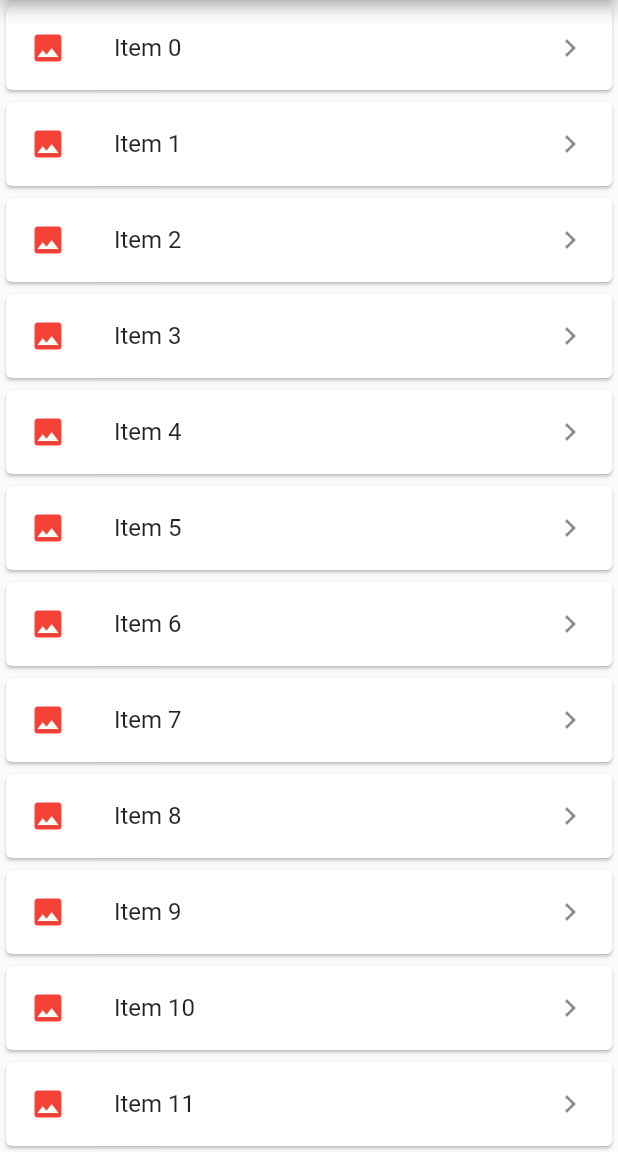
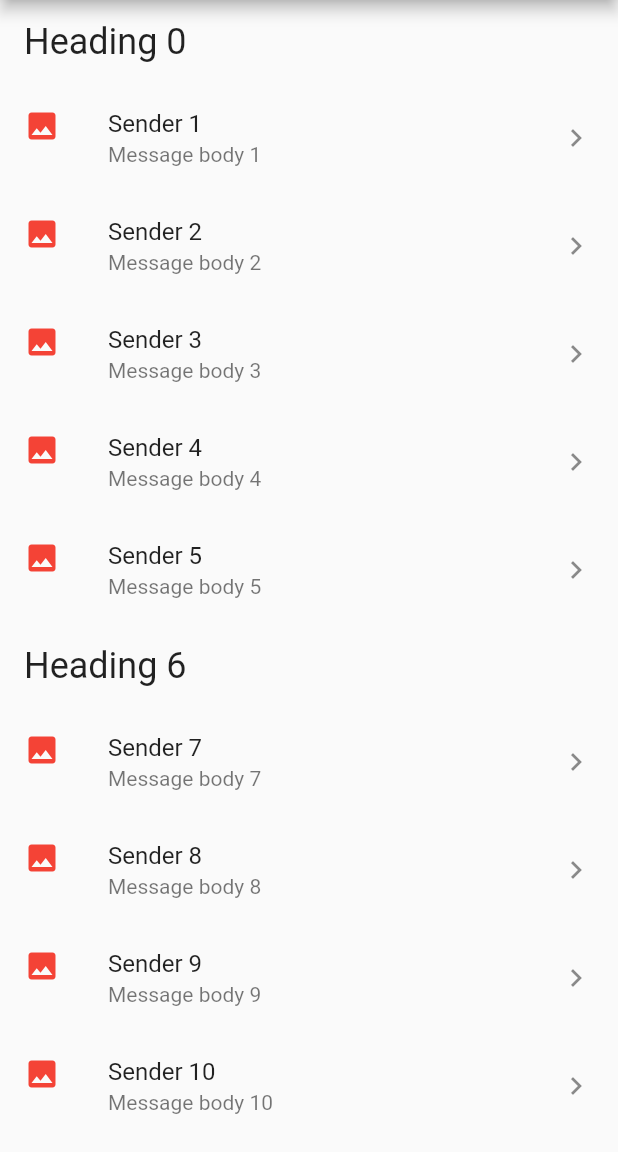
Before and after one commit to miller7777777/list_view_example, a Flutter app: the screen it shows after launch, on a phone screen of 412 x 824 dp, the part 84-1236 px from its top. Run offline on Flutter 3.47's test engine with Material 2 defaults, Android fonts, the phone set to English and light mode, and no system bars.

Commit message:
Заголовки в динамическом списке;

```diff
--- a/lib/main.dart
+++ b/lib/main.dart
@@ -26,17 +26,51 @@
 }
 
 Widget _myListView() {
-  final List<String> items = List<String>.generate(10000, (i) => 'Item $i');
+  // final List<String> items = List<String>.generate(10000, (i) => 'Item $i');
+  final List<ListItem> items = List<ListItem>.generate(
+      10000,
+      (i) => i % 6 == 0
+          ? HeadingItem('Heading $i')
+          : MessageItem('Sender $i', 'Message body $i'));
   return ListView.builder(
     itemCount: items.length,
     itemBuilder: (context, index) {
-      return Card(
-        child: ListTile(
-          title: Text('${items[index]}'),
+      final item = items[index];
+
+      if (item is HeadingItem) {
+        return ListTile(
+          title:
+              Text(item.heading, style: Theme.of(context).textTheme.headline),
+        );
+      } else if (item is MessageItem) {
+        return ListTile(
+          title: Text(item.sender),
+          subtitle: Text(item.body),
           leading: Icon(Icons.insert_photo, color: Colors.red),
           trailing: Icon(Icons.keyboard_arrow_right),
-        ),
-      );
+        );
+      }
+      return Container();
+      // return Card(
+      //   child: ListTile(
+      //     title: Text('${items[index]}'),
+      //     leading: Icon(Icons.insert_photo, color: Colors.red),
+      //     trailing: Icon(Icons.keyboard_arrow_right),
+      //   ),
+      // );
     },
   );
 }
+
+abstract class ListItem {}
+
+class HeadingItem implements ListItem {
+  final String heading;
+  HeadingItem(this.heading);
+}
+
+class MessageItem implements ListItem {
+  final String sender;
+  final String body;
+  MessageItem(this.sender, this.body);
+}
```
